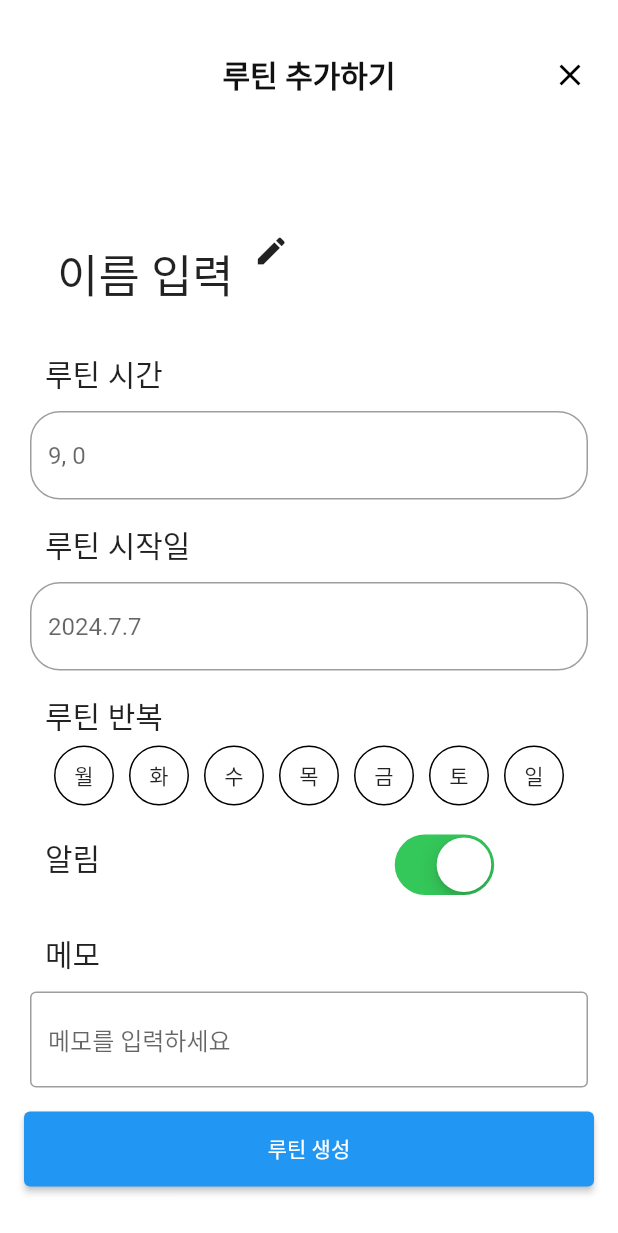
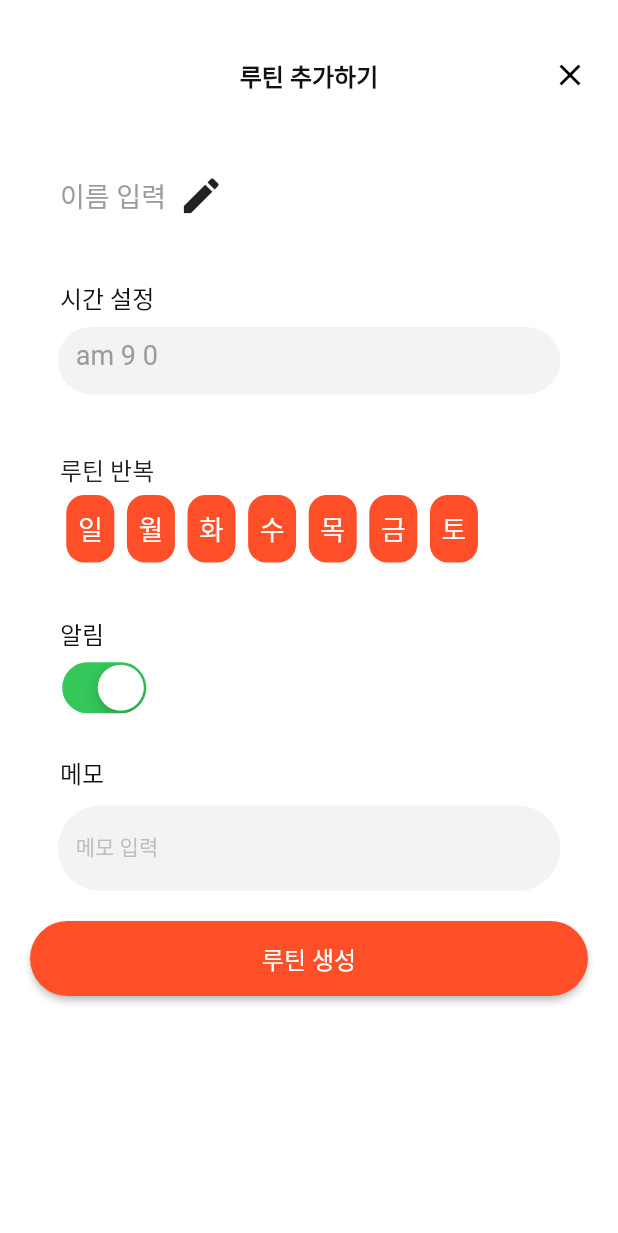
Before and after one commit to formart12/hatin-project, a Flutter app: the RoutinAddPage screen opened by its route, on a phone screen of 412 x 824 dp. Shown: the top 1233 px of the screen. Run offline on Flutter 3.47's test engine with Material 3 defaults, Android fonts, the phone set to English and light mode, and no system bars.

Commit message:
루틴 추가하기 페이지 Ui, 기능 추가

```diff
--- a/lib/src/ui/routine/routin_add_page.dart
+++ b/lib/src/ui/routine/routin_add_page.dart
@@ -1,5 +1,8 @@
 import 'package:flutter/cupertino.dart';
 import 'package:flutter/material.dart';
+import 'package:flutter/rendering.dart';
+import 'package:flutter/widgets.dart';
+import 'package:hatin/src/ui/routine/routine_view.dart';
 
 class RoutinAddPage extends StatefulWidget {
   const RoutinAddPage({super.key});
@@ -9,6 +12,9 @@ class RoutinAddPage extends StatefulWidget {
 }
 
 class _RoutinAddPageState extends State<RoutinAddPage> {
+  List<bool> _dowColor = List<bool>.filled(7, false);
+  TimeOfDay initialTime = const TimeOfDay(hour: 09, minute: 00);
+  // 요일 클릭 시 색 변화를 위한 List , false = 클릭전 , true = 클릭후
   @override
   Widget build(BuildContext context) {
     return Scaffold(
@@ -33,7 +39,7 @@ class _RoutinAddPageState extends State<RoutinAddPage> {
             automaticallyImplyLeading: false,
             title: const Text(
               "루틴 추가하기",
-              style: TextStyle(fontSize: 20),
+              style: TextStyle(fontSize: 16),
             ),
             actions: [_appBarCloseBtn()],
           ),
@@ -68,21 +74,14 @@ class _RoutinAddPageState extends State<RoutinAddPage> {
         ),
         _routinTimeText(), // 루틴 시간
         _routinTimeAdd(), // 루틴 시간 아래
-        _routinStartDayText(), // 루틴 시작일
-        _routinStartDayTime(), // 루틴 시작일 아래
         _routinRepeatText(), // 루틴 반복
         _routinRepeatSelection(), // 루틴 반복 요일 선택
 
-        Row(
-          crossAxisAlignment: CrossAxisAlignment.start,
-          children: [
         _routinAlarmText(), // 알람
-            _routinAlarmAction(), // 알람 On/Off
-          ],
-        ),
+        _routinAlarmAction(),
         _routinMemoText(),
         _routinMemoTyping(),
-        _routinCreateButton(),
+        routinCreateButton(),
       ],
     );
   }
@@ -91,13 +90,10 @@ class _RoutinAddPageState extends State<RoutinAddPage> {
   Widget _nameText() {
     String routinName = "이름 입력";
     return Padding(
-      padding: const EdgeInsets.only(left: 13.0, top: 30.0),
-      child: Padding(
-        padding: const EdgeInsets.only(left: 25.0, top: 30.0),
+      padding: const EdgeInsets.only(left: 40.0, top: 15.0),
       child: Text(
         routinName,
-          style: const TextStyle(fontSize: 30.0),
-        ),
+        style: const TextStyle(fontSize: 18.0, color: Color(0xff9B9B9B)),
       ),
     );
   }
@@ -105,12 +101,15 @@ class _RoutinAddPageState extends State<RoutinAddPage> {
 // |이름 입력| 옆에 연필 모양 수정하기
   Widget _editName() {
     return Padding(
-      padding: const EdgeInsets.only(left: 13.0, top: 30.0),
+      padding: const EdgeInsets.only(left: 8.0, top: 15.0),
       child: GestureDetector(
         onTap: () {
           print("icons.edit이 눌려졌다!");
         },
-        child: const Icon(Icons.edit),
+        child: const Icon(
+          Icons.edit,
+          size: 31,
+        ),
       ),
     );
   }
@@ -118,25 +117,38 @@ class _RoutinAddPageState extends State<RoutinAddPage> {
 // |루틴 시간| 텍스트
   Widget _routinTimeText() {
     return const Padding(
-      padding: EdgeInsets.only(left: 30.0, top: 30.0),
+      padding: EdgeInsets.only(left: 40.0, top: 40.0),
       child: Text(
-        "루틴 시간",
-        style: TextStyle(fontSize: 20.0),
+        "시간 설정",
+        style: TextStyle(fontSize: 16.0, color: Color(0xff111111)),
       ),
     );
   }
 
 // |루틴 시간| 아래 오전 시간 박스
   Widget _routinTimeAdd() {
-    TimeOfDay initialTime = const TimeOfDay(hour: 9, minute: 0);
     return Padding(
-      padding: const EdgeInsets.only(left: 20.0, top: 10.0, right: 20.0),
+      padding: const EdgeInsets.symmetric(horizontal: 20, vertical: 8),
+      child: Center(
+        child: SizedBox(
+          width: 335,
+          height: 45,
           child: TextField(
             readOnly: true,
             decoration: InputDecoration(
-            border:
-                OutlineInputBorder(borderRadius: BorderRadius.circular(20.0)),
-            hintText: "${initialTime.hour}, ${initialTime.minute}"),
+                filled: true,
+                fillColor: Color(0xffF1F3F5),
+                enabledBorder: OutlineInputBorder(
+                  borderRadius: BorderRadius.circular(68.0),
+                  borderSide: BorderSide(color: Colors.transparent),
+                ),
+                focusedBorder: OutlineInputBorder(
+                  borderRadius: BorderRadius.circular(68.0),
+                  borderSide: BorderSide(color: Colors.transparent),
+                ),
+                hintText:
+                    "${initialTime.period.toString().split('.')[1]} ${initialTime.hour} ${initialTime.minute}",
+                hintStyle: TextStyle(color: Color(0xff9B9B9B), fontSize: 18)),
             onTap: () async {
               final TimeOfDay? timeOfDay = await showTimePicker(
                 context: context,
@@ -150,44 +162,7 @@ class _RoutinAddPageState extends State<RoutinAddPage> {
               }
             },
           ),
-    );
-  }
-
-//|루틴 시작일| 텍스트
-  Widget _routinStartDayText() {
-    return const Padding(
-      padding: EdgeInsets.only(left: 30.0, top: 15.0),
-      child: Text(
-        "루틴 시작일",
-        style: TextStyle(fontSize: 20.0),
         ),
-    );
-  }
-
-//|루틴 시작일| 아래 시간
-  Widget _routinStartDayTime() {
-    DateTime initialDay = DateTime.now();
-    return Padding(
-      padding: const EdgeInsets.only(left: 20.0, top: 10.0, right: 20.0),
-      child: TextField(
-        readOnly: true,
-        decoration: InputDecoration(
-            border:
-                OutlineInputBorder(borderRadius: BorderRadius.circular(20.0)),
-            hintText:
-                "${initialDay.year}.${initialDay.month}.${initialDay.day}"),
-        onTap: () async {
-          final DateTime? dateTime = await showDatePicker(
-              context: context,
-              initialDate: initialDay,
-              firstDate: DateTime(2000),
-              lastDate: DateTime(3000));
-          if (dateTime != null) {
-            setState(() {
-              initialDay = dateTime;
-            });
-          }
-        },
       ),
     );
   }
@@ -195,40 +170,55 @@ class _RoutinAddPageState extends State<RoutinAddPage> {
 // |루틴 반복| 텍스트
   Widget _routinRepeatText() {
     return const Padding(
-      padding: EdgeInsets.only(left: 30.0, top: 15.0),
+      padding: EdgeInsets.only(left: 40.0, top: 30.0),
       child: Text(
         "루틴 반복",
-        style: TextStyle(fontSize: 20.0),
+        style: TextStyle(fontSize: 16.0),
       ),
     );
   }
 
   // |루틴 반복| 아래 반복할 날짜 선택
   Widget _routinRepeatSelection() {
-    final List<String> DOW = ["월", "화", "수", "목", "금", "토", "일"];
+    final List<String> DOW = ["일", "월", "화", "수", "목", "금", "토"];
     // DOW = Day Of Weak
-    return Row(
-      mainAxisAlignment: MainAxisAlignment.center,
+    return Padding(
+      padding: const EdgeInsets.only(left: 40),
+      child: Row(
         children: List.generate(
           DOW.length,
           (index) => Padding(
-          padding: const EdgeInsets.symmetric(horizontal: 5.0, vertical: 5),
+            padding: const EdgeInsets.symmetric(horizontal: 4.2, vertical: 5),
             child: GestureDetector(
               child: Container(
-              width: 40,
-              height: 40,
+                width: 32,
+                height: 45,
                 decoration: BoxDecoration(
-                shape: BoxShape.circle,
-                border: Border.all(color: Colors.black, width: 1.0),
-                color: Colors.white,
+                  shape: BoxShape.rectangle,
+                  borderRadius: BorderRadius.circular(12.0),
+                  color:
+                      !_dowColor[index] ? Color(0xffFe4F28) : Color(0xffF1F3F5),
+                  // 요일 클릭 되기전 : 클릭후 Container 색 변화
                 ),
                 child: Center(
-                child: Text(DOW[index]),
+                  child: Text(
+                    DOW[index],
+                    style: TextStyle(
+                      color:
+                          !_dowColor[index] ? Colors.white : Color(0xff9B9B9B),
+                      // 요일 클릭 되기전 : 클릭후 글자색 변화
+                      fontSize: 18,
+                    ),
+                  ),
                 ),
               ),
               onTap: () {
-              print("${DOW[index]}요일 누름");
+                setState(() {
+                  _dowColor[index] = !_dowColor[index];
+                  print(DOW[index]);
+                });
               },
+            ),
           ),
         ),
       ),
@@ -238,10 +228,10 @@ class _RoutinAddPageState extends State<RoutinAddPage> {
 // |알람| 텍스트
   Widget _routinAlarmText() {
     return const Padding(
-      padding: EdgeInsets.only(left: 30.0, top: 15.0),
+      padding: EdgeInsets.only(left: 40.0, top: 30.0),
       child: Text(
         "알림",
-        style: TextStyle(fontSize: 20.0),
+        style: TextStyle(fontSize: 16.0, color: Color(0xff111111)),
       ),
     );
   }
@@ -250,9 +240,9 @@ class _RoutinAddPageState extends State<RoutinAddPage> {
   Widget _routinAlarmAction() {
     bool switchValue = true;
     return Padding(
-      padding: const EdgeInsets.only(left: 200.0, top: 15),
+      padding: const EdgeInsets.only(left: 40.0, top: 5.0),
       child: Transform.scale(
-        scale: 1.3,
+        scale: 1.1,
         child: CupertinoSwitch(
             value: switchValue,
             onChanged: (value) {
@@ -267,10 +257,10 @@ class _RoutinAddPageState extends State<RoutinAddPage> {
 // |메모| 텍스트
   Widget _routinMemoText() {
     return const Padding(
-      padding: EdgeInsets.only(left: 30.0, top: 25.0),
+      padding: EdgeInsets.only(left: 40.0, top: 25.0),
       child: Text(
         "메모",
-        style: TextStyle(fontSize: 20.0),
+        style: TextStyle(fontSize: 16.0, color: Color(0xff111111)),
       ),
     );
   }
@@ -281,30 +271,53 @@ class _RoutinAddPageState extends State<RoutinAddPage> {
       onTap: () {
         FocusScope.of(context).unfocus();
       },
-      child: const Padding(
+      child: Padding(
         //
-        padding: EdgeInsets.only(left: 20.0, top: 10.0, right: 20.0),
+        padding: const EdgeInsets.only(left: 20.0, top: 10.0, right: 20.0),
+        child: Center(
+          child: SizedBox(
+            width: 335,
+            height: 57,
             child: TextField(
               maxLines: null,
               decoration: InputDecoration(
-              border: OutlineInputBorder(), hintText: "메모를 입력하세요"),
+                filled: true,
+                fillColor: Color(0xffF1F3F5),
+                enabledBorder: OutlineInputBorder(
+                    borderRadius: BorderRadius.circular(32.0),
+                    borderSide: BorderSide(color: Colors.transparent)),
+                hintText: "메모 입력",
+                hintStyle: TextStyle(color: Color(0xff9B9B9B9B), fontSize: 14),
+                focusedBorder: OutlineInputBorder(
+                    borderRadius: BorderRadius.circular(32.0),
+                    borderSide: BorderSide(color: Colors.transparent)),
+              ),
+            ),
+          ),
         ),
       ),
     );
   }
 
-  Widget _routinCreateButton() {
+  Widget routinCreateButton() {
     return Padding(
-      padding: const EdgeInsets.all(16.0),
+      padding: const EdgeInsets.all(20.0),
       child: SizedBox(
         width: double.infinity,
         height: 50,
         child: ElevatedButton(
+            style: ElevatedButton.styleFrom(
+                backgroundColor: Color(0xffFe4F28),
+                shape: RoundedRectangleBorder(
+                    borderRadius: BorderRadius.circular(36)),
+                fixedSize: Size(355, 56)),
             onPressed: () {
-              print("클릭");
+              Navigator.of(context).pop();
+              //print("루틴 생성 버튼 클릭");
             },
             child: const Text(
               "루틴 생성",
+              style: TextStyle(color: Color(0xffFFFFFF), fontSize: 16),
             )),
       ),
     );
--- a/lib/src/ui/routine/routine_view.dart
+++ b/lib/src/ui/routine/routine_view.dart
@@ -1,3 +1,4 @@
+import 'package:flutter/cupertino.dart';
 import 'package:flutter/material.dart';
 import 'package:hatin/src/model/routin.dart';
 import 'package:hatin/src/ui/routine/routin_add_page.dart';
```
Lines whose indentation alone changed are shown as unchanged.
